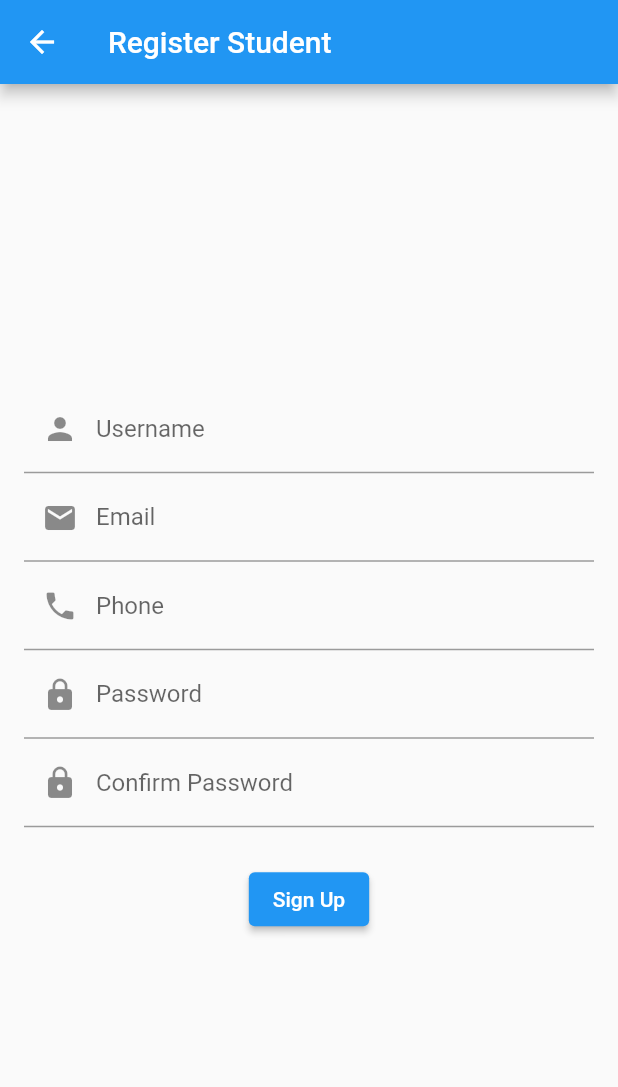
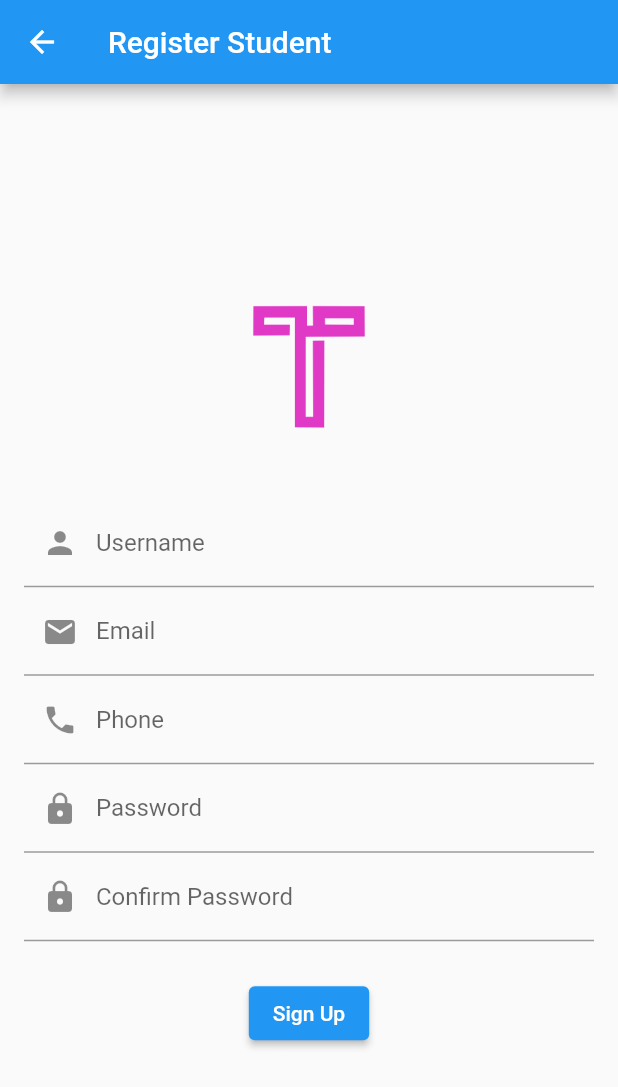
Before and after one commit to D3vb4qu3r0/tadeotax_android, a Flutter app: the RegisterStudentForm screen opened directly, on a phone screen of 412 x 824 dp. Shown: the top 1087 px of the screen. Run offline on Flutter 3.47's test engine with Material 2 defaults, Android fonts, the light colour scheme and no system bars.

Commit message:
add: cambio form

```diff
--- a/lib/pages/register_student/register_student.dart
+++ b/lib/pages/register_student/register_student.dart
@@ -1,4 +1,6 @@
 import 'package:flutter/material.dart';
+import 'package:tadeotax_android/pages/home/home_controller.dart';
+import 'package:tadeotax_android/pages/login/login_page.dart';
 
 class RegisterStudentForm extends StatefulWidget {
   @override
@@ -23,6 +25,17 @@ class _RegisterStudentFormState extends State<RegisterStudentForm> {
         child: Column(
           mainAxisAlignment: MainAxisAlignment.center,
           children: <Widget>[
+            // Agrega la imagen centrada
+            Container(
+              alignment: Alignment.center,
+              child: Image.asset(
+                'assets/img/tadeotax1.png', // Ruta de la imagen en assets
+                width: 130,
+                height: 128, // imagen
+              ),
+            ),
+            SizedBox(
+                height: 24), // Espacio entre la imagen y los campos de datos
             buildTextField(usernameController, 'Username', Icons.person),
             buildTextField(emailController, 'Email', Icons.email),
             buildTextField(phoneController, 'Phone', Icons.phone),
```
